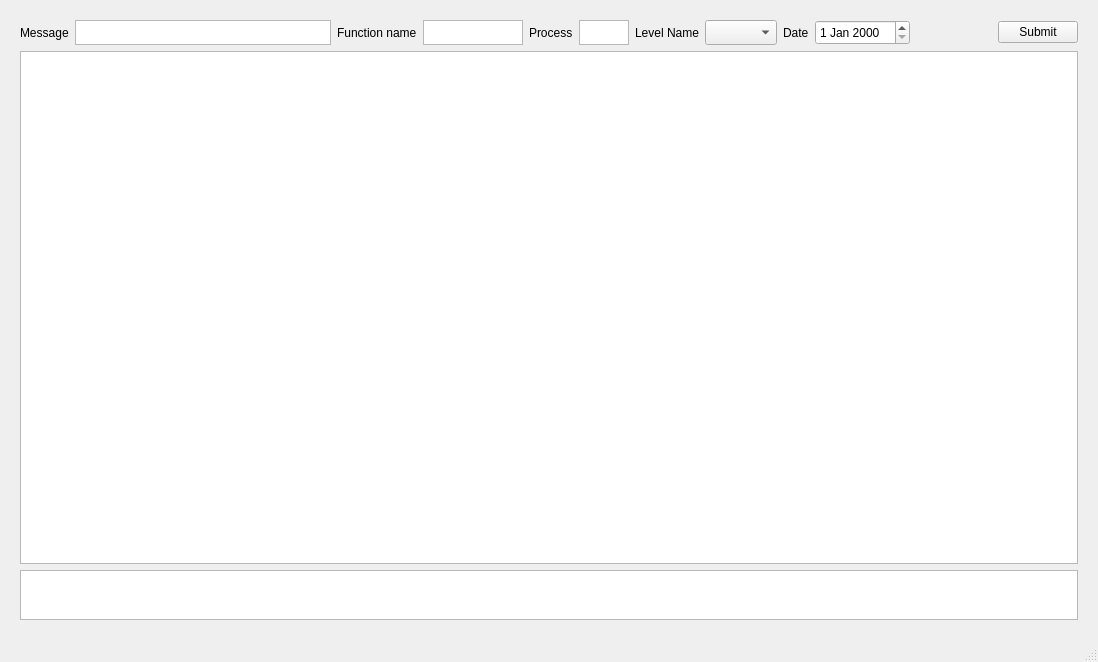
The window that ui/mainwindow.ui (aselvais/pyqt-experiment) describes before a commit, drawn with Qt 5.
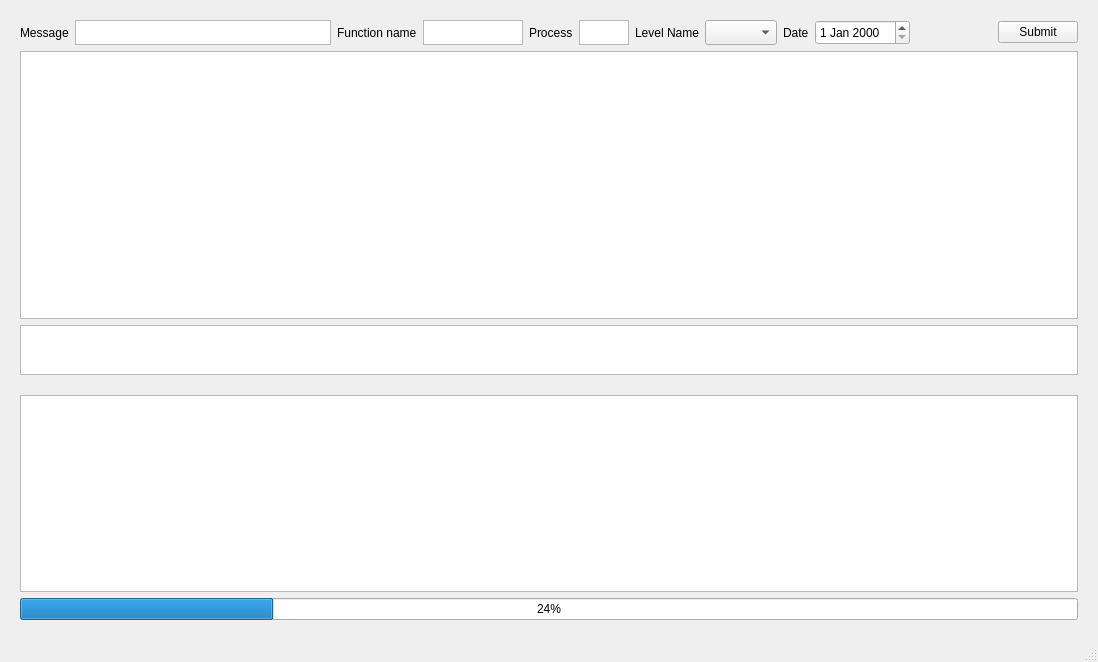
The same window after the commit.

Commit message: add background image test

```diff
--- a/ui/mainwindow.ui
+++ b/ui/mainwindow.ui
@@ -181,6 +181,9 @@
           </property>
          </widget>
         </item>
+        <item>
+         <widget class="QGraphicsView" name="graphics_view"/>
+        </item>
        </layout>
       </item>
       <item>
@@ -188,6 +191,13 @@
       </item>
      </layout>
     </item>
+    <item>
+     <widget class="QProgressBar" name="progress_bar">
+      <property name="value">
+       <number>24</number>
+      </property>
+     </widget>
+    </item>
    </layout>
   </widget>
   <widget class="QStatusBar" name="statusbar"/>
```
The commit also changes 2 other files.
